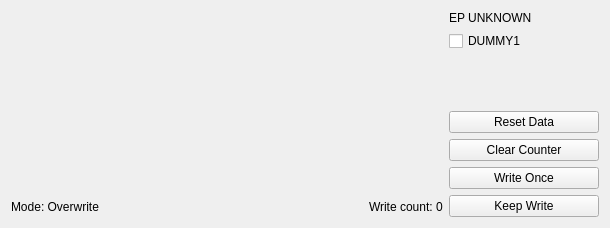
The window that ui/datatransferwindow/endpointoutwidget.ui (NichtsHsu/usb-regulus) describes before a commit, drawn with Qt 5.
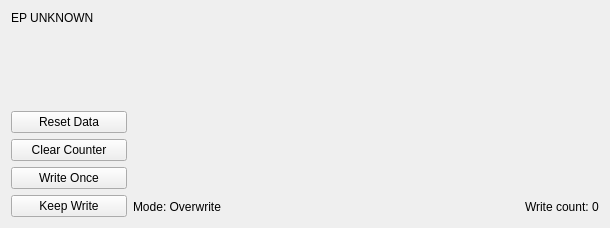
The same window after the commit.

Diff of the .ui file:
```diff
--- a/ui/datatransferwindow/endpointoutwidget.ui
+++ b/ui/datatransferwindow/endpointoutwidget.ui
@@ -19,7 +19,59 @@
   <property name="windowTitle">
    <string notr="true"/>
   </property>
-  <layout class="QHBoxLayout" name="horizontalLayout" stretch="0,0">
+  <layout class="QHBoxLayout" name="horizontalLayout" stretch="1,4">
+   <item>
+    <layout class="QVBoxLayout" name="verticalLayout">
+     <item>
+      <widget class="QLabel" name="labelEndpointName">
+       <property name="text">
+        <string>EP UNKNOWN</string>
+       </property>
+      </widget>
+     </item>
+     <item>
+      <spacer name="verticalSpacer">
+       <property name="orientation">
+        <enum>Qt::Vertical</enum>
+       </property>
+       <property name="sizeHint" stdset="0">
+        <size>
+         <width>20</width>
+         <height>58</height>
+        </size>
+       </property>
+      </spacer>
+     </item>
+     <item>
+      <widget class="QPushButton" name="pushButtonResetData">
+       <property name="text">
+        <string>Reset Data</string>
+       </property>
+      </widget>
+     </item>
+     <item>
+      <widget class="QPushButton" name="pushButtonClearCount">
+       <property name="text">
+        <string>Clear Counter</string>
+       </property>
+      </widget>
+     </item>
+     <item>
+      <widget class="QPushButton" name="pushButtonWriteOnce">
+       <property name="text">
+        <string>Write Once</string>
+       </property>
+      </widget>
+     </item>
+     <item>
+      <widget class="QPushButton" name="pushButtonKeepWrite">
+       <property name="text">
+        <string>Keep Write</string>
+       </property>
+      </widget>
+     </item>
+    </layout>
+   </item>
    <item>
     <layout class="QVBoxLayout" name="verticalLayout_2">
      <property name="spacing">
@@ -86,102 +138,6 @@
      </item>
     </layout>
    </item>
-   <item>
-    <widget class="QWidget" name="widget" native="true">
-     <property name="sizePolicy">
-      <sizepolicy hsizetype="Fixed" vsizetype="Preferred">
-       <horstretch>150</horstretch>
-       <verstretch>0</verstretch>
-      </sizepolicy>
-     </property>
-     <property name="minimumSize">
-      <size>
-       <width>150</width>
-       <height>0</height>
-      </size>
-     </property>
-     <layout class="QVBoxLayout" name="verticalLayout">
-      <property name="sizeConstraint">
-       <enum>QLayout::SetDefaultConstraint</enum>
-      </property>
-      <property name="leftMargin">
-       <number>0</number>
-      </property>
-      <property name="topMargin">
-       <number>0</number>
-      </property>
-      <property name="rightMargin">
-       <number>0</number>
-      </property>
-      <property name="bottomMargin">
-       <number>0</number>
-      </property>
-      <item>
-       <layout class="QVBoxLayout" name="layoutCheckBoxes">
-        <item>
-         <widget class="QLabel" name="labelEndpointName">
-          <property name="text">
-           <string>EP UNKNOWN</string>
-          </property>
-         </widget>
-        </item>
-        <item>
-         <widget class="QCheckBox" name="checkBox">
-          <property name="text">
-           <string notr="true">DUMMY1</string>
-          </property>
-         </widget>
-        </item>
-       </layout>
-      </item>
-      <item>
-       <spacer name="verticalSpacer">
-        <property name="orientation">
-         <enum>Qt::Vertical</enum>
-        </property>
-        <property name="sizeHint" stdset="0">
-         <size>
-          <width>20</width>
-          <height>40</height>
-         </size>
-        </property>
-       </spacer>
-      </item>
-      <item>
-       <layout class="QVBoxLayout" name="layoutButtons">
-        <item>
-         <widget class="QPushButton" name="pushButtonResetData">
-          <property name="text">
-           <string>Reset Data</string>
-          </property>
-         </widget>
-        </item>
-        <item>
-         <widget class="QPushButton" name="pushButtonClearCount">
-          <property name="text">
-           <string>Clear Counter</string>
-          </property>
-         </widget>
-        </item>
-        <item>
-         <widget class="QPushButton" name="pushButtonWriteOnce">
-          <property name="text">
-           <string>Write Once</string>
-          </property>
-         </widget>
-        </item>
-        <item>
-         <widget class="QPushButton" name="pushButtonKeepWrite">
-          <property name="text">
-           <string>Keep Write</string>
-          </property>
-         </widget>
-        </item>
-       </layout>
-      </item>
-     </layout>
-    </widget>
-   </item>
   </layout>
  </widget>
  <resources/>
```
